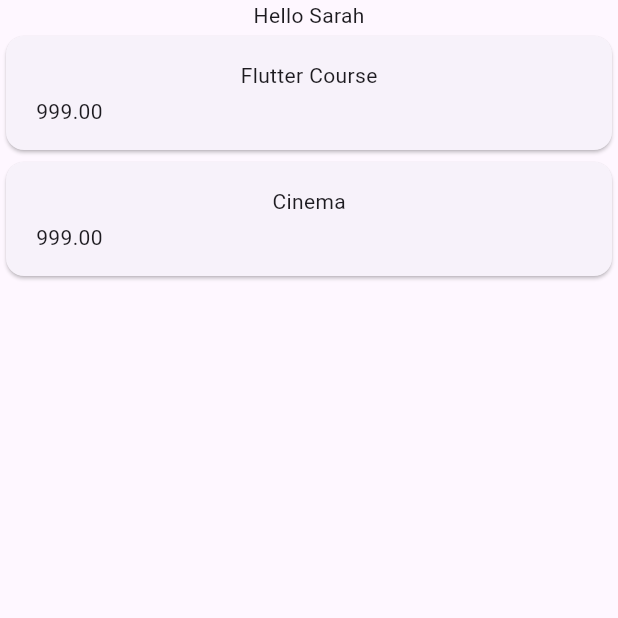
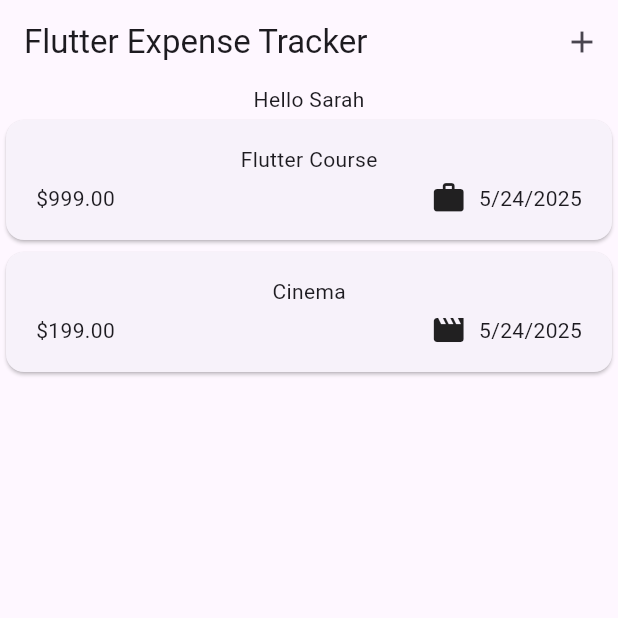
Before and after one commit to omar-vtc/Expenses_App, a Flutter app: the screen it shows after launch, on a phone screen of 412 x 824 dp, the top half of it. Run offline on Flutter 3.47's test engine with Material 3 defaults, Android fonts, the phone set to English and light mode, and no system bars.

Commit message:
expense functionality

```diff
--- a/lib/models/expense.dart
+++ b/lib/models/expense.dart
@@ -1,8 +1,19 @@
+import 'package:flutter/material.dart';
 import 'package:uuid/uuid.dart';
+import 'package:intl/intl.dart';
+
+final formatter = DateFormat.yMd();
 
 final uuid = const Uuid();
 
 enum Category { food, travel, leisure, work }
+
+const categoryIcons = {
+  Category.food: Icons.lunch_dining,
+  Category.travel: Icons.flight_takeoff,
+  Category.leisure: Icons.movie,
+  Category.work: Icons.work,
+};
 
 class Expense {
   Expense({
@@ -17,4 +28,7 @@ class Expense {
   final double amount;
   final DateTime date;
   final Category category;
+  String get formattedDate {
+    return formatter.format(date);
+  }
 }
--- a/lib/widgets/expenses.dart
+++ b/lib/widgets/expenses.dart
@@ -1,5 +1,6 @@
 import 'package:expenses_app/widgets/expenses_list/expenses_list.dart';
 import 'package:expenses_app/models/expense.dart';
+import 'package:expenses_app/widgets/new_expense.dart';
 import 'package:flutter/material.dart';
 
 class Expenses extends StatefulWidget {
@@ -21,20 +22,68 @@ class _ExpensesState extends State<Expenses> {
     ),
     Expense(
       title: "Cinema",
-      amount: 999,
+      amount: 199,
       date: DateTime.now(),
       category: Category.leisure,
     ),
   ];
+
+  void _openAddExpenseOverlay() {
+    showModalBottomSheet(
+      isScrollControlled: true,
+      context: context,
+      builder: (ctx) => NewExpense(onAddExpense: addExpense),
+    );
+  }
+
+  void addExpense(Expense expense) {
+    setState(() {
+      _registeredExpenses.add(expense);
+    });
+  }
+
+  void removeExpense(Expense expense) {
+    final expenseIndex = _registeredExpenses.indexOf(expense);
+    setState(() {
+      _registeredExpenses.remove(expense);
+    });
+    ScaffoldMessenger.of(context).showSnackBar(
+      SnackBar(
+        duration: const Duration(seconds: 3),
+        content: const Text("Expense Deleted!"),
+        action: SnackBarAction(
+          label: "Undo",
+          onPressed: () {
+            setState(() {
+              _registeredExpenses.insert(expenseIndex, expense);
+            });
+          },
+        ),
+      ),
+    );
+  }
+
   @override
   Widget build(BuildContext context) {
-    // TODO: implement build
+    Widget mainContent = const Center(child: Text("Start adding some"));
+    if (_registeredExpenses.isNotEmpty) {
+      mainContent = ExpensesList(
+        expenses: _registeredExpenses,
+        onRemoveExpense: removeExpense,
+      );
+    }
     return Scaffold(
+      appBar: AppBar(
+        title: const Text("Flutter Expense Tracker"),
+        actions: [
+          IconButton(
+            onPressed: _openAddExpenseOverlay,
+            icon: const Icon(Icons.add),
+          ),
+        ],
+      ),
       body: Column(
-        children: [
-          Text("Hello Sarah"),
-          Expanded(child: ExpensesList(expenses: _registeredExpenses)),
-        ],
+        children: [Text("Hello Sarah"), Expanded(child: mainContent)],
       ),
     );
   }
--- a/lib/widgets/expenses_list/expense_item.dart
+++ b/lib/widgets/expenses_list/expense_item.dart
@@ -3,7 +3,7 @@ import 'package:flutter/material.dart';
 import 'package:flutter/widgets.dart';
 
 class ExpenseItem extends StatelessWidget {
-  ExpenseItem(this.expense, {super.key});
+  const ExpenseItem(this.expense, {super.key});
   final Expense expense;
   @override
   Widget build(BuildContext context) {
@@ -14,7 +14,20 @@ class ExpenseItem extends StatelessWidget {
           children: [
             Text(expense.title),
             const SizedBox(height: 4),
-            Row(children: [Text(expense.amount.toStringAsFixed(2))]),
+            Row(
+              children: [
+                Text("\$${expense.amount.toStringAsFixed(2)}"),
+                //takes all the space between the items
+                const Spacer(),
+                Row(
+                  children: [
+                    Icon(categoryIcons[expense.category]),
+                    const SizedBox(width: 8),
+                    Text(expense.formattedDate),
+                  ],
+                ),
+              ],
+            ),
           ],
         ),
       ),
--- a/lib/widgets/expenses_list/expenses_list.dart
+++ b/lib/widgets/expenses_list/expenses_list.dart
@@ -3,13 +3,25 @@ import 'package:expenses_app/widgets/expenses_list/expense_item.dart';
 import 'package:flutter/material.dart';
 
 class ExpensesList extends StatelessWidget {
-  const ExpensesList({super.key, required this.expenses});
+  const ExpensesList({
+    super.key,
+    required this.expenses,
+    required this.onRemoveExpense,
+  });
   final List<Expense> expenses;
+  final Function(Expense expense) onRemoveExpense;
   @override
   Widget build(BuildContext context) {
     return ListView.builder(
       itemCount: expenses.length,
-      itemBuilder: (ctx, index) => ExpenseItem(expenses[index]),
+      itemBuilder:
+          (ctx, index) => Dismissible(
+            key: ValueKey(expenses[index]),
+            onDismissed: (direction) {
+              onRemoveExpense(expenses[index]);
+            },
+            child: ExpenseItem(expenses[index]),
+          ),
     );
   }
 }
--- a/pubspec.yaml
+++ b/pubspec.yaml
@@ -35,6 +35,7 @@ dependencies:
   # Use with the CupertinoIcons class for iOS style icons.
   cupertino_icons: ^1.0.8
   uuid: ^4.5.1
+  intl: ^0.20.2
 
 dev_dependencies:
   flutter_test:
```
Also changed, not shown: lib/widgets/new_expense.dart (added, +164 -0 lines), pubspec.lock.
